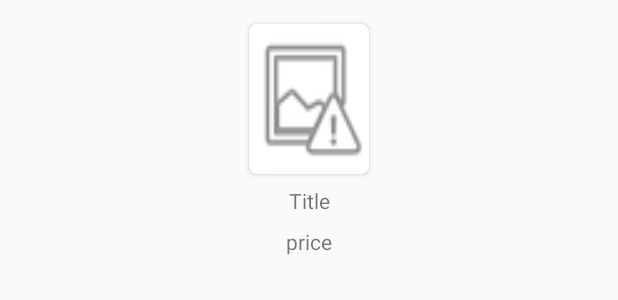
After one commit to LeothosThoren/Henry-Potters-Books, an Android app: the layout item_book.xml on its own in the app's theme, with its tools: preview values and no code run, on a phone screen of 412 x 824 dp. The commit adds this screen. Shown: the top 300 px of the screen. Run offline under Robolectric (Android 15) with nearby library versions, the phone set to English and light mode, and no system bars; network calls fail.

Commit message:
Add recyclerView and perform some improvement
The first screen is set, we have a list of of books that are displaying with RecyclerView.
An adapter and viewHolder are configured and the data are fetch with retrofit threw the viewModel which is injected by dagger. Now the next stage is to create another screen which show the cart recap.

```diff
--- a/app/src/main/java/com/leothos/harrypotterbooks/base/BaseViewModel.kt
+++ b/app/src/main/java/com/leothos/harrypotterbooks/base/BaseViewModel.kt
@@ -6,7 +6,7 @@ import com.leothos.harrypotterbooks.injections.component.ViewModelInjector
 import com.leothos.harrypotterbooks.injections.module.NetworkModule
 import com.leothos.harrypotterbooks.view_models.BookListViewModel
 
-abstract class BaseViewModel: ViewModel() {
+abstract class BaseViewModel : ViewModel() {
 
     /**
      * Dagger2 build configuration
--- a/app/src/main/java/com/leothos/harrypotterbooks/injections/module/NetworkModule.kt
+++ b/app/src/main/java/com/leothos/harrypotterbooks/injections/module/NetworkModule.kt
@@ -1,12 +1,11 @@
 package com.leothos.harrypotterbooks.injections.module
 
+import com.leothos.harrypotterbooks.remote.BooksApi
 import com.leothos.harrypotterbooks.utils.BASE_URL
-import com.leothos.harrypotterbooks.remote.BooksApi
 import dagger.Module
 import dagger.Provides
 import dagger.Reusable
 import io.reactivex.schedulers.Schedulers
-import okhttp3.OkHttpClient
 import retrofit2.Retrofit
 import retrofit2.adapter.rxjava2.RxJava2CallAdapterFactory
 import retrofit2.converter.moshi.MoshiConverterFactory
@@ -36,7 +35,6 @@ object NetworkModule {
     internal fun provideRetrofitInterface(): Retrofit {
         return Retrofit.Builder()
             .baseUrl(BASE_URL)
-            .client(OkHttpClient())
             .addConverterFactory(MoshiConverterFactory.create())
             .addCallAdapterFactory(RxJava2CallAdapterFactory.createWithScheduler(Schedulers.io()))
             .build()
--- a/app/src/main/java/com/leothos/harrypotterbooks/model/Book.kt
+++ b/app/src/main/java/com/leothos/harrypotterbooks/model/Book.kt
@@ -1,15 +1,12 @@
 package com.leothos.harrypotterbooks.model
 
-import android.os.Parcelable
 import com.squareup.moshi.Json
-import kotlinx.android.parcel.Parcelize
 
 /**
  * Book pojo serialized with Moshi
  * Custom object
  * */
 
-@Parcelize
 data class Book(
 
     @Json(name = "isbn")
@@ -27,4 +24,4 @@ data class Book(
     @Json(name = "synopsis")
     val synopsis: List<String?>? = null
 
-) : Parcelable
+)
--- a/app/src/main/java/com/leothos/harrypotterbooks/remote/BooksApi.kt
+++ b/app/src/main/java/com/leothos/harrypotterbooks/remote/BooksApi.kt
@@ -14,6 +14,6 @@ interface BooksApi {
      * Get a list of bokks and theirs detail from Xebia APi
      * Call performed with retrofit and RxJava
      */
-    @GET("books")
+    @GET("/books")
     fun getBooks(): Observable<List<Book>>
 }
--- a/app/src/main/java/com/leothos/harrypotterbooks/utils/Constants.kt
+++ b/app/src/main/java/com/leothos/harrypotterbooks/utils/Constants.kt
@@ -1,3 +1,3 @@
 package com.leothos.harrypotterbooks.utils
 
-const val BASE_URL = "http://henri-potier.xebia.fr/"
+const val BASE_URL = "http://henri-potier.xebia.fr"
--- /dev/null
+++ b/app/src/main/res/layout/item_book.xml
@@ -0,0 +1,52 @@
+<?xml version="1.0" encoding="utf-8"?>
+<layout>
+
+    <data>
+        <variable name="viewModel" type="com.leothos.harrypotterbooks.view_models.BookViewModel"/>
+    </data>
+
+    <androidx.constraintlayout.widget.ConstraintLayout
+            xmlns:android="http://schemas.android.com/apk/res/android"
+            xmlns:app="http://schemas.android.com/apk/res-auto"
+            android:layout_width="match_parent"
+            android:layout_height="wrap_content">
+
+        <androidx.cardview.widget.CardView
+                android:layout_width="wrap_content"
+                app:cardElevation="@dimen/card_elevation"
+                app:cardCornerRadius="@dimen/corner_radius"
+                android:layout_height="wrap_content" app:layout_constraintTop_toTopOf="parent"
+                android:layout_marginTop="16dp" app:layout_constraintStart_toStartOf="parent"
+                android:layout_marginStart="16dp" app:layout_constraintEnd_toEndOf="parent"
+                android:layout_marginEnd="16dp" android:id="@+id/cardView">
+
+            <ImageView
+                    android:layout_width="80dp"
+                    android:layout_height="100dp"
+                    app:mutableImage="@{viewModel.getBookCover()}"
+                    app:srcCompat="@android:drawable/ic_menu_report_image"
+                    android:id="@+id/image_cover" android:scaleType="fitXY"/>
+
+        </androidx.cardview.widget.CardView>
+        <TextView
+                android:text="Title"
+                android:layout_width="wrap_content"
+                android:layout_height="wrap_content"
+                android:id="@+id/book_title"
+                app:mutableText="@{viewModel.getBookTitle()}"
+                android:layout_marginTop="8dp"
+                app:layout_constraintTop_toBottomOf="@+id/cardView" app:layout_constraintStart_toStartOf="parent"
+                app:layout_constraintEnd_toEndOf="parent" android:layout_marginStart="16dp"
+                android:layout_marginEnd="16dp"/>
+        <TextView
+                android:text="price"
+                android:layout_width="wrap_content"
+                android:layout_height="wrap_content"
+                app:mutableText="@{viewModel.getBookPrice()}"
+                android:id="@+id/book_price"
+                app:layout_constraintTop_toBottomOf="@+id/book_title" app:layout_constraintStart_toStartOf="parent"
+                android:layout_marginStart="16dp" app:layout_constraintEnd_toEndOf="parent"
+                android:layout_marginEnd="16dp" app:layout_constraintBottom_toBottomOf="parent"
+                android:layout_marginBottom="16dp" android:layout_marginTop="8dp"/>
+    </androidx.constraintlayout.widget.ConstraintLayout>
+</layout>
--- /dev/null
+++ b/app/src/main/res/values/dimens.xml
@@ -0,0 +1,5 @@
+<?xml version="1.0" encoding="utf-8"?>
+<resources>
+    <dimen name="card_elevation">2dp</dimen>
+    <dimen name="corner_radius">5dp</dimen>
+</resources>
```
Also changed, not shown: app/src/main/java/com/leothos/harrypotterbooks/ui/MainActivity.kt (+21 -0 lines), app/src/main/java/com/leothos/harrypotterbooks/ui/adapter/BookListAdapter.kt (added, +73 -0 lines), app/src/main/java/com/leothos/harrypotterbooks/utils/BindingAdapters.kt (+18 -0 lines), app/src/main/java/com/leothos/harrypotterbooks/view_models/BookListViewModel.kt (+9 -6 lines), app/src/main/java/com/leothos/harrypotterbooks/view_models/BookViewModel.kt (added, +31 -0 lines), app/src/main/res/layout/activity_main.xml (+14 -6 lines).
